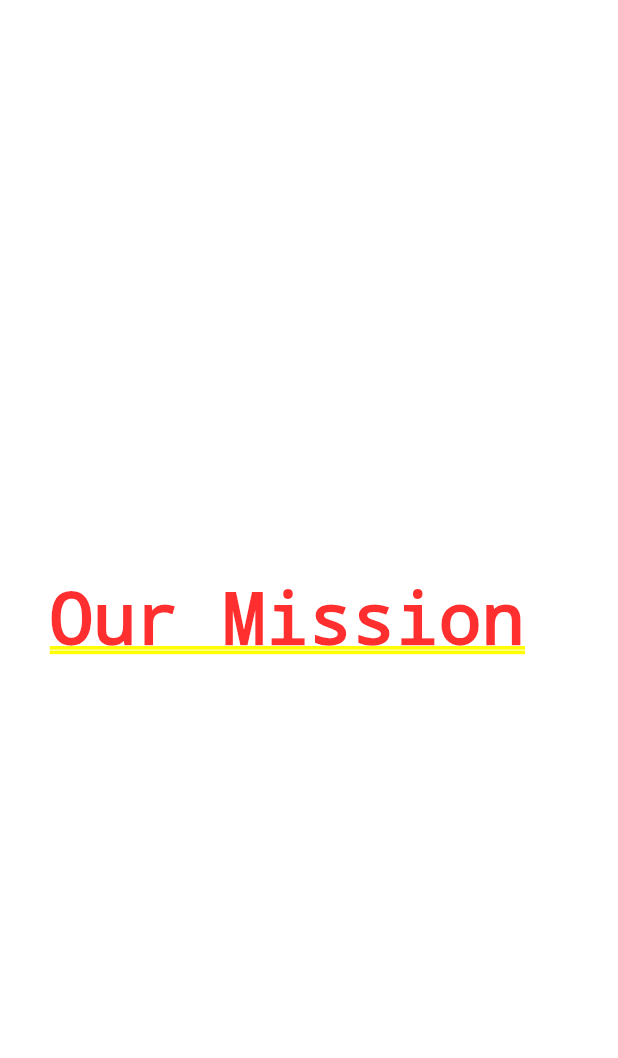
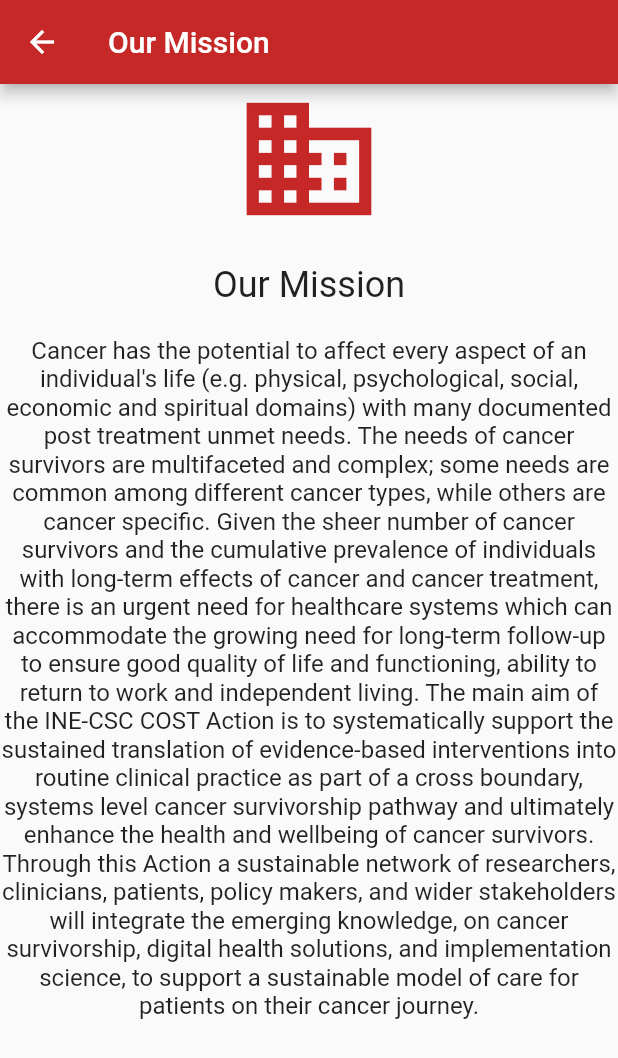
Before and after one commit to Zelihaars/cost_flutter, a Flutter app: the screen it shows after launch, after a tap on the "menu" icon, after a tap on "Our Mission", on a phone screen of 412 x 824 dp. Shown: the top 1058 px of the screen. Run offline on Flutter 3.47's test engine with Material 2 defaults, Android fonts, the light colour scheme and no system bars; our stand-ins replace google_nav_bar; Roboto replaces fonts that are missing (Times New Roman).

Commit message:
our mission ve about us sayfaları eklendi

```diff
--- a/lib/menus/notification.dart
+++ b/lib/menus/notification.dart
@@ -27,7 +27,7 @@ class NotificationItem extends StatelessWidget {
           Icon(
             Icons.notifications, // İstediğiniz bir ikonu kullanabilirsiniz
             size: 20,
-            color: Colors.red, // İkonun rengini ayarlayabilirsiniz
+            color: Colors.red.shade900, // İkonun rengini ayarlayabilirsiniz
           ),
           const SizedBox(width: 12), // İkon ile metin arasında boşluk ekleyin
           Expanded(
--- a/lib/screens/mission_page.dart
+++ b/lib/screens/mission_page.dart
@@ -1,18 +1,52 @@
 import 'package:flutter/material.dart';
 
-class MissionPage extends StatefulWidget {
-  const MissionPage({super.key});
+class MissionPage extends StatelessWidget {
+  final String companyName = "Our Mission"; // Şirket adını burada belirtin.
+  final String researchInfo =
+      "Cancer has the potential to affect every aspect of an individual's life (e.g. physical, psychological, social, economic and spiritual domains) with many documented post treatment unmet needs. The needs of cancer survivors are multifaceted and complex; some needs are common among different cancer types, while others are cancer specific. Given the sheer number of cancer survivors and the cumulative prevalence of individuals with long-term effects of cancer and cancer treatment, there is an urgent need for healthcare systems which can accommodate the growing need for long-term follow-up to ensure good quality of life and functioning, ability to return to work and independent living. The main aim of the INE-CSC COST Action is to systematically support the sustained translation of evidence-based interventions into routine clinical practice as part of a cross boundary, systems level cancer survivorship pathway and ultimately enhance the health and wellbeing of cancer survivors. Through this Action a sustainable network of researchers, clinicians, patients, policy makers, and wider stakeholders will integrate the emerging knowledge, on cancer survivorship, digital health solutions, and implementation science, to support a sustainable model of care for patients on their cancer journey.";
 
   @override
-  State<MissionPage> createState() => _MissionPage();
-}
-
-class _MissionPage extends State<MissionPage> {
-  @override
   Widget build(BuildContext context) {
-    return const Center(
-      child: Text('Our Mission '),
-
+    return Expanded(
+      child: Scaffold(
+        appBar: AppBar(
+          backgroundColor: Colors.red.shade800,
+          title: Text("Our Mission"),
+        ),
+        body: SingleChildScrollView(
+          child: Center(
+            child: Column(
+              mainAxisAlignment: MainAxisAlignment.center,
+              children: <Widget>[
+                Icon(
+                  Icons
+                      .business_sharp, // İstediğiniz bir ikonu burada kullanabilirsiniz
+                  size: 100,
+                  color:
+                      Colors.red.shade800, // İkonun rengini ayarlayabilirsiniz
+                ),
+                SizedBox(height: 20),
+                Text(
+                  companyName,
+                  style: TextStyle(
+                    fontSize: 24,
+                    fontFamily: 'Times New Roman',
+                  ),
+                ),
+                SizedBox(height: 20),
+                Text(
+                  researchInfo,
+                  style: TextStyle(
+                    fontSize: 16,
+                    fontFamily: 'Times New Roman',
+                  ),
+                  textAlign: TextAlign.center,
+                ),
+              ],
+            ),
+          ),
+        ),
+      ),
     );
   }
 }
```
Also changed, not shown: lib/screens/about_page.dart (+37 -10 lines).
